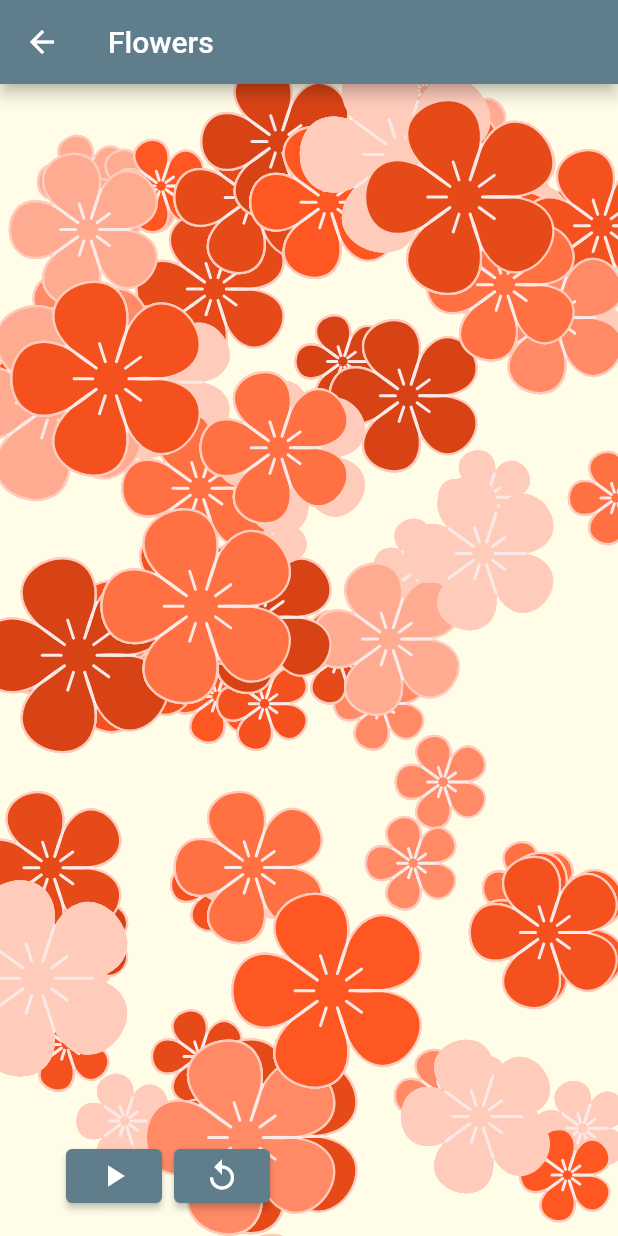
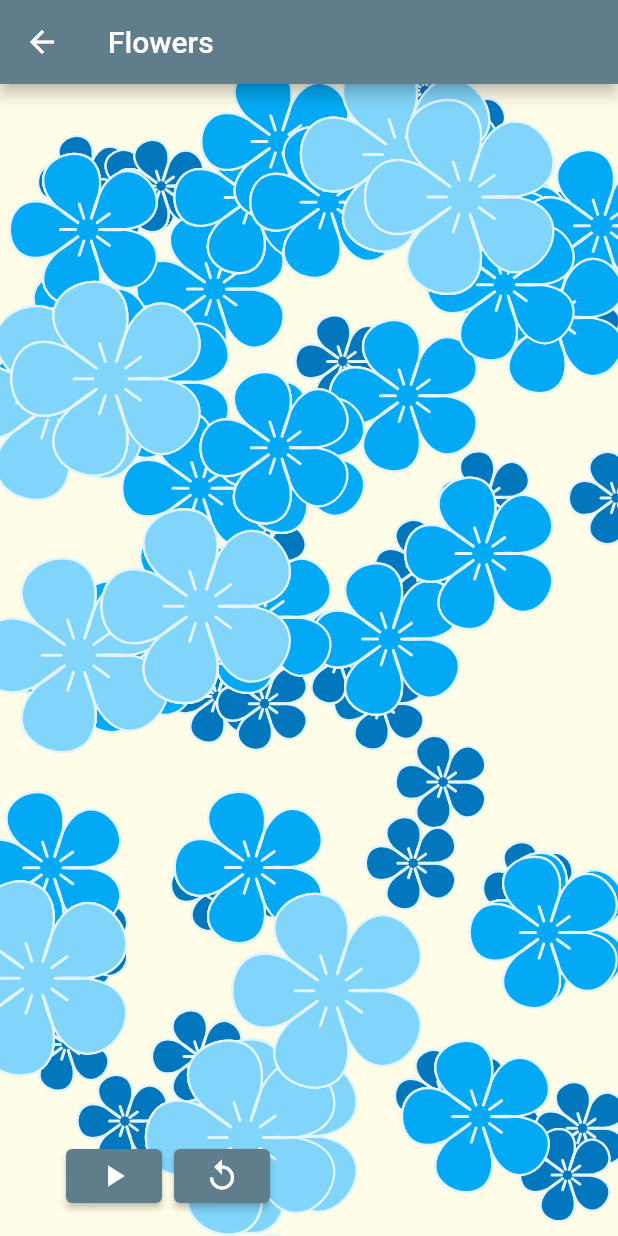
Before and after one commit to fullmers/flutter_animation_play, a Flutter app: the screen it shows after launch, after a tap on "Flowers", on a phone screen of 412 x 824 dp. Run offline on Flutter 3.47's test engine with Material 2 defaults, Android fonts, the phone set to English and light mode, and no system bars.

Commit message:
add flower color schemes

```diff
--- /dev/null
+++ b/lib/flowers/flower.dart
@@ -0,0 +1,127 @@
+import 'dart:math';
+import 'dart:ui';
+
+import 'package:flutter/material.dart';
+
+class Flower {
+  final double vx;
+  final double vy;
+  final Offset center;
+  final FlowerTypes flowerType;
+  final FlowerColorScheme flowerColorScheme;
+
+  double get innerWidthSweep => 2 * pi / numPetals;
+
+  double get outerWidthDelta => pi / (numPetals * 8);
+
+  double get innerRadius {
+    switch (flowerType) {
+      case FlowerTypes.BigSakura:
+        return 12;
+      case FlowerTypes.MediumSakura:
+        return 8;
+      case FlowerTypes.SmallSakura:
+        return 4;
+    }
+  }
+
+  Color get flowerStrokeColor {
+    switch (flowerColorScheme) {
+      case FlowerColorScheme.Orange:
+        return Colors.orange[50]!;
+      case FlowerColorScheme.Blue:
+        return Colors.lightBlue[50]!;
+      case FlowerColorScheme.Green:
+        return Colors.green[50]!;
+      case FlowerColorScheme.Pink:
+        return Colors.pink[50]!;
+      case FlowerColorScheme.Purple:
+        return Colors.deepPurple[50]!;
+    }
+  }
+
+  Color get color {
+    final bigColorIndex = 200;
+    final mediumColorIndex = 500;
+    final smallColorIndex = 800;
+    switch (flowerColorScheme) {
+      case FlowerColorScheme.Orange:
+        switch (flowerType) {
+          case FlowerTypes.BigSakura:
+            return Colors.orange[bigColorIndex]!;
+          case FlowerTypes.MediumSakura:
+            return Colors.orange[mediumColorIndex]!;
+          case FlowerTypes.SmallSakura:
+            return Colors.orange[smallColorIndex]!;
+        }
+      case FlowerColorScheme.Blue:
+        switch (flowerType) {
+          case FlowerTypes.BigSakura:
+            return Colors.lightBlue[bigColorIndex]!;
+          case FlowerTypes.MediumSakura:
+            return Colors.lightBlue[mediumColorIndex]!;
+          case FlowerTypes.SmallSakura:
+            return Colors.lightBlue[smallColorIndex]!;
+        }
+      case FlowerColorScheme.Green:
+        switch (flowerType) {
+          case FlowerTypes.BigSakura:
+            return Colors.green[bigColorIndex]!;
+          case FlowerTypes.MediumSakura:
+            return Colors.green[mediumColorIndex]!;
+          case FlowerTypes.SmallSakura:
+            return Colors.green[smallColorIndex]!;
+        }
+      case FlowerColorScheme.Pink:
+        switch (flowerType) {
+          case FlowerTypes.BigSakura:
+            return Colors.pink[bigColorIndex]!;
+          case FlowerTypes.MediumSakura:
+            return Colors.pink[mediumColorIndex]!;
+          case FlowerTypes.SmallSakura:
+            return Colors.pink[smallColorIndex]!;
+        }
+      case FlowerColorScheme.Purple:
+        switch (flowerType) {
+          case FlowerTypes.BigSakura:
+            return Colors.deepPurple[bigColorIndex]!;
+          case FlowerTypes.MediumSakura:
+            return Colors.deepPurple[mediumColorIndex]!;
+          case FlowerTypes.SmallSakura:
+            return Colors.deepPurple[smallColorIndex]!;
+        }
+    }
+  }
+
+  double get ctrlPtHeight {
+    switch (flowerType) {
+      case FlowerTypes.BigSakura:
+        return 100;
+      case FlowerTypes.MediumSakura:
+        return 80;
+      case FlowerTypes.SmallSakura:
+        return 50;
+    }
+  }
+
+  //todo update this when you have more types
+  int get numPetals {
+    return 5;
+  }
+
+  const Flower({
+    required this.center,
+    required this.vx,
+    required this.vy,
+    required this.flowerType,
+    required this.flowerColorScheme,
+  });
+}
+
+enum FlowerTypes {
+  SmallSakura,
+  MediumSakura,
+  BigSakura,
+}
+
+enum FlowerColorScheme { Orange, Blue, Green, Pink, Purple }
--- a/lib/flowers/flower_painter.dart
+++ b/lib/flowers/flower_painter.dart
@@ -2,6 +2,8 @@ import 'dart:math';
 import 'dart:ui';
 
 import 'package:flutter/material.dart';
+
+import 'flower.dart';
 
 /// [FlowerPainter] animates some flowers
 class FlowerPainter extends CustomPainter {
@@ -17,8 +19,6 @@ class FlowerPainter extends CustomPainter {
 
   final _paint = Paint();
   Path petalsPath = Path();
-
-  //double _theta = 0;
 
   // it appears that paint is called in desktop every time the mouse moves over a new widget, or in and out of the
   // program screen
@@ -37,7 +37,7 @@ class FlowerPainter extends CustomPainter {
       if (colorIndex == 0) {
         colorIndex = 100;
       }
-      Color color = Colors.deepOrange[colorIndex]!;
+      Color color = flowers[i].color;
 
       _drawFlower(
         canvas: canvas,
@@ -105,7 +105,7 @@ class FlowerPainter extends CustomPainter {
     canvas.drawCircle(flower.center, flower.innerRadius, _paint);
     canvas.drawPath(petalsPath, _paint);
 
-    _paint.color = Colors.deepOrange[100]!;
+    _paint.color = flower.flowerStrokeColor; //Colors.deepOrange[100]!;
     _paint.style = PaintingStyle.stroke;
     _paint.strokeWidth = 1.5;
     _paint.strokeCap = StrokeCap.round;
@@ -113,7 +113,7 @@ class FlowerPainter extends CustomPainter {
   }
 
   void _drawInsides({required Canvas canvas, required Flower flower, required double theta}) {
-    _paint.color = Colors.deepOrange[50]!;
+    _paint.color = flower.flowerStrokeColor;
     _paint.style = PaintingStyle.stroke;
     _paint.strokeWidth = 2;
     _paint.strokeCap = StrokeCap.round;
@@ -135,83 +135,3 @@ class FlowerPainter extends CustomPainter {
     return false;
   }
 }
-
-class Flower {
-  final double vx;
-  final double vy;
-  final Offset center;
-  final FlowerTypes flowerType;
-  // final FlowerColorScheme colorScheme;
-
-  double get innerWidthSweep => 2 * pi / numPetals;
-
-  double get outerWidthDelta => pi / (numPetals * 8);
-
-  double get innerRadius {
-    switch (flowerType) {
-      case FlowerTypes.BigSakura:
-        return 12;
-      case FlowerTypes.MediumSakura:
-        return 8;
-      case FlowerTypes.SmallSakura:
-        return 4;
-    }
-  }
-
-  /* Color get color {
-    switch (colorScheme) {
-      case FlowerColorScheme.Orange:
-        switch (flowerType) {
-          case FlowerTypes.BigSakura:
-            return Colors.orange[100];
-          case FlowerTypes.MediumSakura:
-            return 80;
-          case FlowerTypes.SmallSakura:
-            return 50;
-        }
-      case FlowerColorScheme.Blue:
-        // TODO: Handle this case.
-        break;
-      case FlowerColorScheme.Green:
-        // TODO: Handle this case.
-        break;
-      case FlowerColorScheme.Pink:
-        // TODO: Handle this case.
-        break;
-      case FlowerColorScheme.Purple:
-        // TODO: Handle this case.
-        break;
-    }
-  }*/
-
-  double get ctrlPtHeight {
-    switch (flowerType) {
-      case FlowerTypes.BigSakura:
-        return 100;
-      case FlowerTypes.MediumSakura:
-        return 80;
-      case FlowerTypes.SmallSakura:
-        return 50;
-    }
-  }
-
-  //todo update this when you have more types
-  int get numPetals {
-    return 5;
-  }
-
-  const Flower({
-    required this.center,
-    required this.vx,
-    required this.vy,
-    required this.flowerType,
-  });
-}
-
-enum FlowerTypes {
-  SmallSakura,
-  MediumSakura,
-  BigSakura,
-}
-
-enum FlowerColorScheme { Orange, Blue, Green, Pink, Purple }
--- a/lib/flowers/flowers.dart
+++ b/lib/flowers/flowers.dart
@@ -3,6 +3,7 @@ import 'dart:math';
 import 'package:flutter/material.dart';
 
 import '../animation_controller_buttons.dart';
+import 'flower.dart';
 import 'flower_painter.dart';
 
 /// A page that shows some animated flowers
@@ -75,6 +76,7 @@ class _FlowersState extends State<Flowers> with SingleTickerProviderStateMixin {
         center: _makeRandomCenter(),
         vx: _random.nextDouble(),
         vy: _random.nextDouble(),
+        flowerColorScheme: FlowerColorScheme.Blue,
       );
       _flowers.add(flower);
     }
```
